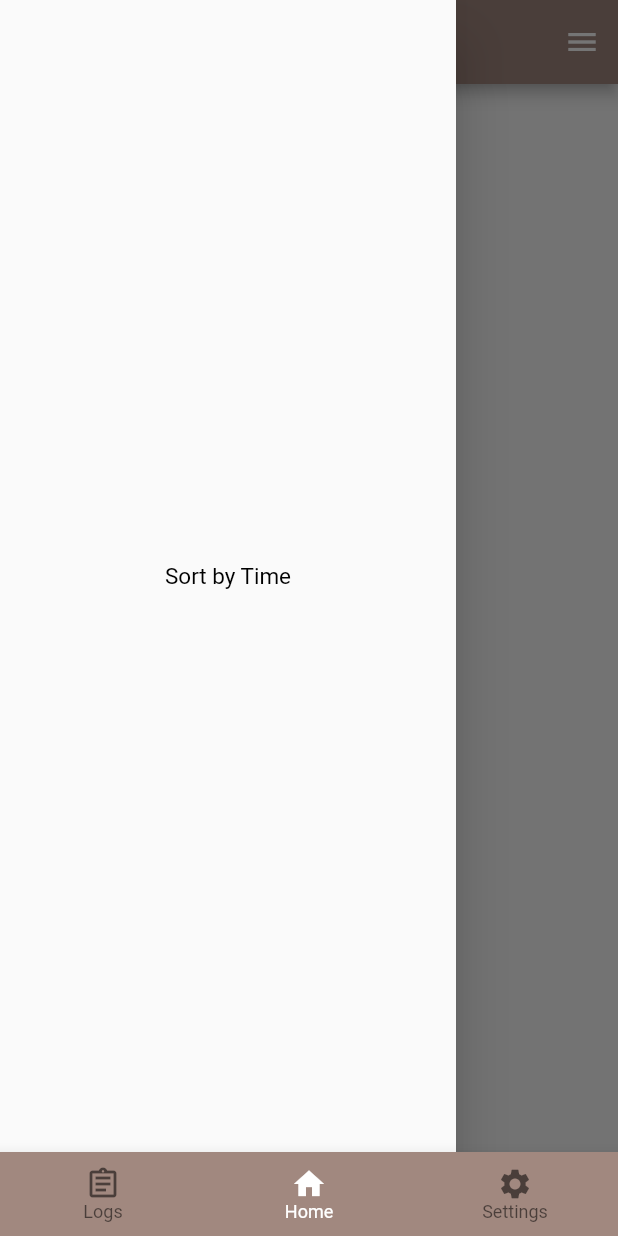
After one commit to afutofu/budgeteer, a Flutter app: the screen it shows after launch, with the side drawer open, on a phone screen of 412 x 824 dp. The commit adds this screen. Run offline on Flutter 3.47's test engine with Material 2 defaults, Android fonts, the phone set to English and light mode, and no system bars.

Commit message:
Segregated Home screen drawers to separate files

```diff
--- a/lib/screens/home/home.screen.dart
+++ b/lib/screens/home/home.screen.dart
@@ -1,3 +1,5 @@
+import 'package:budgeteer/screens/home/budget_drawer.dart';
+import 'package:budgeteer/screens/home/time_interval_drawer.dart';
 import "package:flutter/material.dart";
 
 class HomeScreen extends StatelessWidget {
@@ -31,26 +33,8 @@ class HomeScreen extends StatelessWidget {
           )
         ],
       ),
-      drawer: Drawer(
-        child: Container(
-          child: Center(
-            child: Text(
-              "Sort by Time",
-              style: TextStyle(color: Colors.black, fontSize: 15),
-            ),
-          ),
-        ),
-      ),
-      endDrawer: Drawer(
-        child: Container(
-          child: Center(
-            child: Text(
-              "Set budget / Add expenses / Add income",
-              style: TextStyle(color: Colors.black, fontSize: 15),
-            ),
-          ),
-        ),
-      ),
+      drawer: TimeIntervalDrawer(),
+      endDrawer: BudgetDrawer(),
       body: Container(
         child: Center(child: Text("Home")),
       ),
--- /dev/null
+++ b/lib/screens/home/time_interval_drawer.dart
@@ -0,0 +1,17 @@
+import "package:flutter/material.dart";
+
+class TimeIntervalDrawer extends StatelessWidget {
+  @override
+  Widget build(BuildContext context) {
+    return Drawer(
+      child: Container(
+        child: Center(
+          child: Text(
+            "Sort by Time",
+            style: TextStyle(color: Colors.black, fontSize: 15),
+          ),
+        ),
+      ),
+    );
+  }
+}
```
Also changed, not shown: lib/screens/home/budget_drawer.dart (added, +17 -0 lines).
